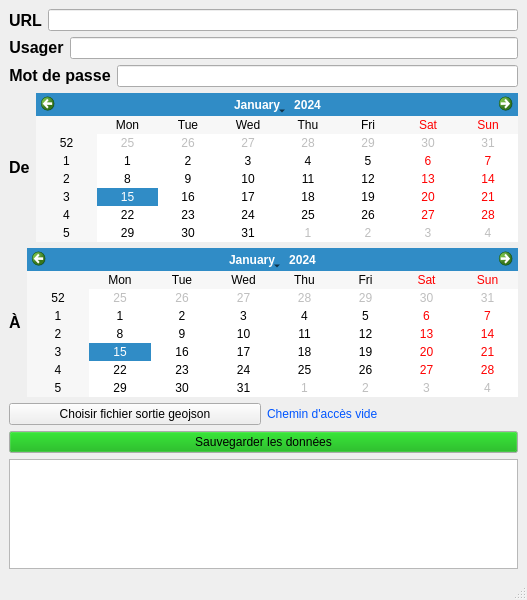
Before: the Qt Designer form vue.ui in geocot/TraccarAPI2, drawn with Qt 5.
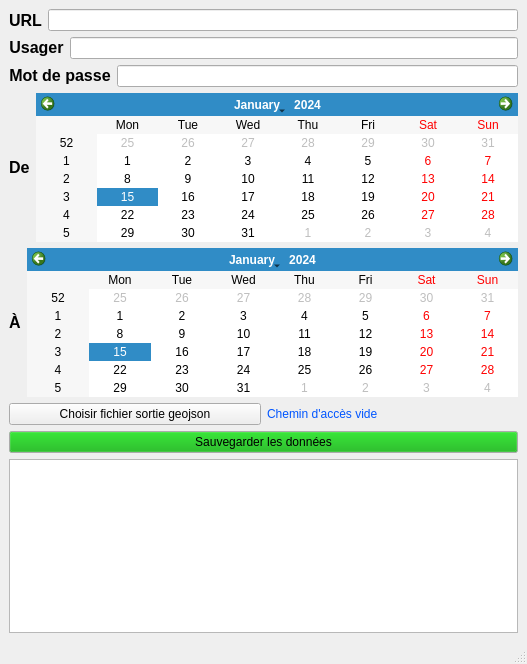
After: the same form once the commit is applied.

Commit message: Réglage de bogues

```diff
--- a/vue.ui
+++ b/vue.ui
@@ -7,7 +7,7 @@
     <x>0</x>
     <y>0</y>
     <width>527</width>
-    <height>600</height>
+    <height>664</height>
    </rect>
   </property>
   <property name="windowTitle">
```
Left out of the diff: 6 changed lines with no effect on the pictures. The commit also changes 2 other files.
